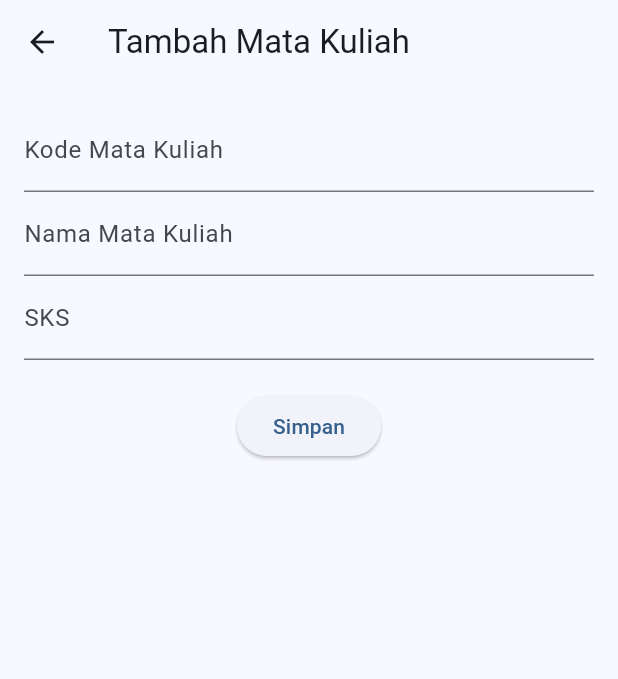
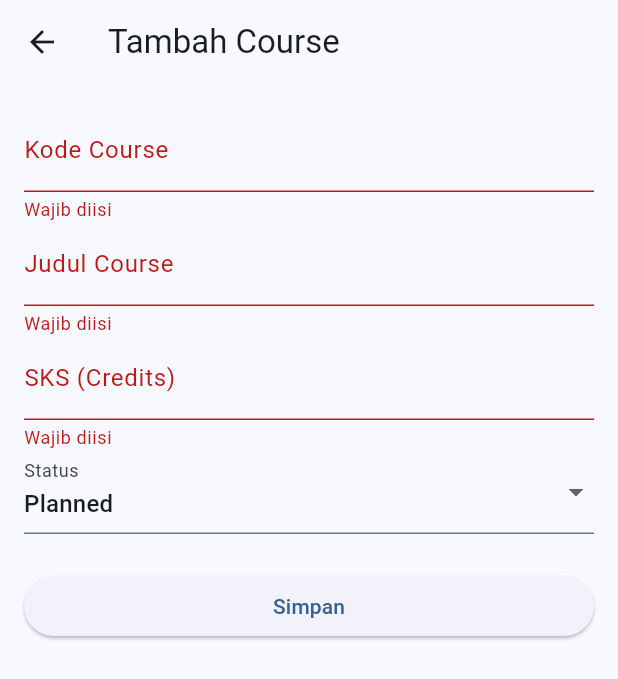
Before and after one commit to jubkalll/mobile-praktikum, a Flutter app: the AddCoursePage screen opened directly, after a tap on "Simpan", on a phone screen of 412 x 824 dp. Shown: the top 679 px of the screen. Run offline on Flutter 3.47's test engine with Material 3 defaults, Android fonts, the phone set to English and light mode, and no system bars; network calls fail.

Commit message:
Tambahkan create course melalui HTTP POST

```diff
--- a/lib/providers/course_provider.dart
+++ b/lib/providers/course_provider.dart
@@ -1,24 +1,27 @@
 import 'package:flutter/material.dart';
 import '../models/course.dart';
 import '../repositories/course_repository.dart';
-import 'package:flutter/foundation.dart'; // Untuk debugPrint
 
 class CourseProvider extends ChangeNotifier {
   final CourseRepository _repository;
 
   List<Course> _courses = [];
   bool _isLoading = false;
+  bool _isSaving = false;
   String? _error;
+  int get favoriteCount => _courses.where((c) => c.isFavorite).length;
 
-  CourseProvider(this._repository) {
-    loadCourses();
+  void toggleFavorite(Course course) {
+    course.isFavorite = !course.isFavorite;
+    notifyListeners();
   }
+
+  CourseProvider(this._repository);
 
   List<Course> get courses => _courses;
   bool get isLoading => _isLoading;
+  bool get isSaving => _isSaving;
   String? get error => _error;
-
-  int get favoriteCount => _courses.where((c) => c.isFavorite).length;
 
   Future<void> loadCourses() async {
     _isLoading = true;
@@ -26,7 +29,8 @@ class CourseProvider extends ChangeNotifier {
     notifyListeners();
 
     try {
-      _courses = await _repository.getCourses();
+      final fetchedData = await _repository.getCourses();
+      _courses = fetchedData.take(5).toList();
     } catch (e) {
       _error = e.toString();
     } finally {
@@ -35,16 +39,18 @@ class CourseProvider extends ChangeNotifier {
     }
   }
 
-  void toggleFavorite(String code) {
-    final index = _courses.indexWhere((element) => element.code == code);
-    if (index != -1) {
-      _courses[index].isFavorite = !_courses[index].isFavorite;
+  Future<void> createCourse(Course course) async {
+    _isSaving = true;
+    notifyListeners();
+
+    try {
+      await _repository.createCourse(course);
+      await loadCourses();
+    } catch (e) {
+      rethrow;
+    } finally {
+      _isSaving = false;
       notifyListeners();
     }
   }
-
-  void addCourse(Course course) {
-    _courses.add(course);
-    notifyListeners();
-  }
 }
--- a/lib/repositories/course_repository.dart
+++ b/lib/repositories/course_repository.dart
@@ -6,4 +6,6 @@ class CourseRepository {
   final CourseApiService apiService;
 
   Future<List<Course>> getCourses() => apiService.getCourses();
+
+  Future<Course> createCourse(Course course) => apiService.createCourse(course);
 }
--- a/lib/services/course_api_service.dart
+++ b/lib/services/course_api_service.dart
@@ -7,7 +7,7 @@ class CourseApiService {
   final String baseUrl;
 
   Future<List<Course>> getCourses() async {
-    final response = await http.get(Uri.parse(baseUrl)); // baseUrl diatur dari main.dart nanti
+    final response = await http.get(Uri.parse(baseUrl));
     if (response.statusCode != 200) {
       throw Exception('Gagal mengambil course');
     }
@@ -16,4 +16,18 @@ class CourseApiService {
         .map((e) => Course.fromJson(e as Map<String, dynamic>))
         .toList();
   }
+
+  Future<Course> createCourse(Course course) async {
+    final response = await http.post(
+      Uri.parse(baseUrl),
+      headers: {'Content-Type': 'application/json'},
+      body: jsonEncode(course.toJson()),
+    );
+    if (response.statusCode == 200 || response.statusCode == 201) {
+      return Course.fromJson(
+        jsonDecode(response.body) as Map<String, dynamic>,
+      );
+    }
+    throw Exception('Gagal membuat course');
+  }
 }
--- a/lib/views/add_course_page.dart
+++ b/lib/views/add_course_page.dart
@@ -11,9 +11,11 @@ class AddCoursePage extends StatefulWidget {
 }
 
 class _AddCoursePageState extends State<AddCoursePage> {
+  final _formKey = GlobalKey<FormState>();
   final _codeController = TextEditingController();
   final _titleController = TextEditingController();
   final _creditsController = TextEditingController();
+  String _status = 'planned';
 
   @override
   void dispose() {
@@ -23,51 +25,88 @@ class _AddCoursePageState extends State<AddCoursePage> {
     super.dispose();
   }
 
-  @override
-  Widget build(BuildContext context) {
-    return Scaffold(
-      appBar: AppBar(
-        title: const Text('Tambah Mata Kuliah'),
-      ),
-      body: Padding(
-        padding: const EdgeInsets.all(16.0),
-        child: Column(
-          children: [
-            TextField(
-              controller: _codeController,
-              decoration: const InputDecoration(labelText: 'Kode Mata Kuliah'),
-            ),
-            TextField(
-              controller: _titleController,
-              decoration: const InputDecoration(labelText: 'Nama Mata Kuliah'),
-            ),
-            TextField(
-              controller: _creditsController,
-              decoration: const InputDecoration(labelText: 'SKS'),
-              keyboardType: TextInputType.number,
-            ),
-            const SizedBox(height: 20),
-            ElevatedButton(
-              onPressed: () async {
-                if (_codeController.text.isNotEmpty &&
-                    _titleController.text.isNotEmpty) {
+  Future<void> _submit() async {
+    if (!_formKey.currentState!.validate()) return;
+
+    final provider = context.read<CourseProvider>();
     final newCourse = Course(
       code: _codeController.text,
       title: _titleController.text,
-                    credits: int.tryParse(_creditsController.text) ?? 3,
-                    status: 'active',
+      credits: int.parse(_creditsController.text),
+      status: _status,
     );
 
-                  context.read<CourseProvider>().addCourse(newCourse);
+    try {
+      await provider.createCourse(newCourse);
 
-                  // Solusi Kasus D: Periksa mounted sebelum menggunakan context setelah operasi async/state
       if (!mounted) return;
+      ScaffoldMessenger.of(context).showSnackBar(
+        const SnackBar(content: Text('Course berhasil ditambahkan')),
+      );
       Navigator.pop(context);
+    } catch (e) {
+      if (!mounted) return;
+      ScaffoldMessenger.of(context).showSnackBar(
+        SnackBar(content: Text('Error: Gagal membuat course')),
+      );
     }
+  }
+
+  @override
+  Widget build(BuildContext context) {
+    final isSaving = context.watch<CourseProvider>().isSaving;
+
+    return Scaffold(
+      appBar: AppBar(title: const Text('Tambah Course')),
+      body: Padding(
+        padding: const EdgeInsets.all(16.0),
+        child: Form(
+          key: _formKey,
+          child: ListView(
+            children: [
+              TextFormField(
+                controller: _codeController,
+                decoration: const InputDecoration(labelText: 'Kode Course'),
+                validator: (value) => value!.isEmpty ? 'Wajib diisi' : null,
+              ),
+              TextFormField(
+                controller: _titleController,
+                decoration: const InputDecoration(labelText: 'Judul Course'),
+                validator: (value) => value!.isEmpty ? 'Wajib diisi' : null,
+              ),
+              TextFormField(
+                controller: _creditsController,
+                decoration: const InputDecoration(labelText: 'SKS (Credits)'),
+                keyboardType: TextInputType.number,
+                validator: (value) {
+                  if (value == null || value.isEmpty) return 'Wajib diisi';
+                  if (int.tryParse(value) == null) return 'Harus berupa angka';
+                  return null;
                 },
-              child: const Text('Simpan'),
+              ),
+              DropdownButtonFormField<String>(
+                initialValue: _status,
+                decoration: const InputDecoration(labelText: 'Status'),
+                items: const [
+                  DropdownMenuItem(value: 'planned', child: Text('Planned')),
+                  DropdownMenuItem(value: 'active', child: Text('Active')),
+                  DropdownMenuItem(value: 'done', child: Text('Done')),
+                ],
+                onChanged: (value) => setState(() => _status = value!),
+              ),
+              const SizedBox(height: 24),
+              ElevatedButton(
+                onPressed: isSaving ? null : _submit,
+                child: isSaving
+                    ? const SizedBox(
+                        height: 20,
+                        width: 20,
+                        child: CircularProgressIndicator(strokeWidth: 2),
+                      )
+                    : const Text('Simpan'),
               ),
             ],
+          ),
         ),
       ),
     );
--- a/lib/widgets/course_card.dart
+++ b/lib/widgets/course_card.dart
@@ -33,7 +33,7 @@ class CourseCard extends StatelessWidget {
             color: course.isFavorite ? Colors.red : null,
           ),
           onPressed: () {
-            context.read<CourseProvider>().toggleFavorite(course.code);
+            context.read<CourseProvider>().toggleFavorite(course);
           },
         ),
       ),
```
Lines whose indentation alone changed are shown as unchanged.
